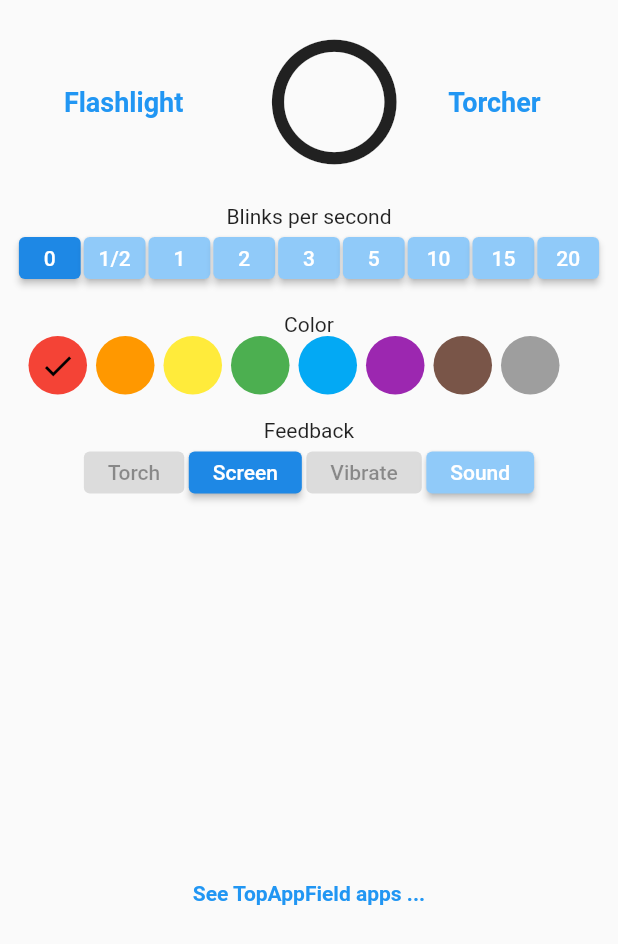
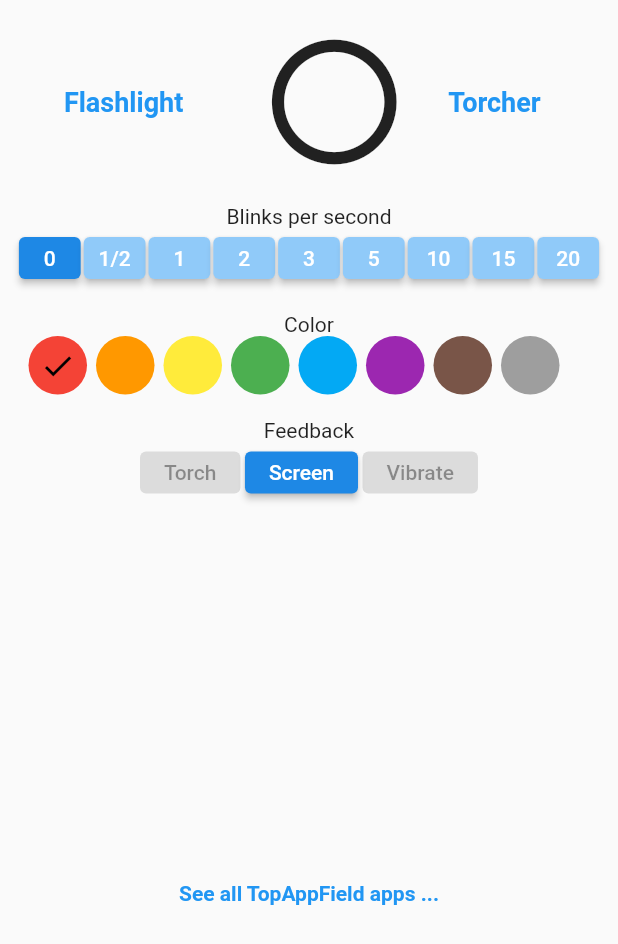
Before and after one commit to topappfield/torcher, a Flutter app: the Dashboard widget shown alone on an empty page, opened directly with empty values, on a phone screen of 412 x 824 dp. Shown: the top 944 px of the screen. Run offline on Flutter 3.47's test engine with Material 2 defaults, Android fonts, the light colour scheme and no system bars; our stand-ins replace vibration; missing offline and left inert: torch_control.

Commit message:
Updates before initial publishing

```diff
--- a/lib/pages/dashboard.dart
+++ b/lib/pages/dashboard.dart
@@ -13,8 +13,7 @@ void launchWeb(String url) async {
 }
 
 class Dashboard extends StatefulWidget {
-  const Dashboard({Key? key, required this.appState, required this.screenState})
-      : super(key: key);
+  const Dashboard({Key? key, required this.appState, required this.screenState}) : super(key: key);
 
   final AppState appState;
   final ScreenState screenState;
@@ -55,8 +54,7 @@ class _DashboardState extends State<Dashboard> {
   }
 
   Widget buildTitle(String title) {
-    const textStyle = TextStyle(
-        fontWeight: FontWeight.bold, fontSize: 18, color: Colors.blue);
+    const textStyle = TextStyle(fontWeight: FontWeight.bold, fontSize: 18, color: Colors.blue);
     return Expanded(
       flex: 2,
       child: InkWell(
@@ -66,15 +64,12 @@ class _DashboardState extends State<Dashboard> {
   }
 
   Widget buildFooter() {
-    const textStyle = TextStyle(
-        fontWeight: FontWeight.bold, fontSize: 14, color: Colors.blue);
+    const textStyle = TextStyle(fontWeight: FontWeight.bold, fontSize: 14, color: Colors.blue);
     return Expanded(
       flex: 2,
       child: InkWell(
-          onTap: () => launchWeb(
-              'https://play.google.com/store/apps/dev?id=5830013704268208202'),
-          child: const Center(
-              child: Text('See TopAppField apps ...', style: textStyle))),
+          onTap: () => launchWeb('https://play.google.com/store/apps/dev?id=5830013704268208202'),
+          child: const Center(child: Text('See all TopAppField apps ...', style: textStyle))),
     );
   }
 
@@ -119,16 +114,10 @@ class _DashboardState extends State<Dashboard> {
           Wrap(spacing: 3.0, children: [
             _buildButtonFeedback('Torch', widget.appState.torchOn,
                 widget.appState.hasTorch ? widget.appState.toggleTorch : null),
-            _buildButtonFeedback('Screen', widget.appState.screenOn,
-                widget.appState.toggleScreen),
-            _buildButtonFeedback(
-                'Vibrate',
-                widget.appState.vibrateOn,
-                widget.appState.hasVibrator
-                    ? widget.appState.toggleVibrate
-                    : null),
-            _buildButtonFeedback(
-                'Sound', widget.appState.soundOn, widget.appState.toggleSound),
+            _buildButtonFeedback('Screen', widget.appState.screenOn, widget.appState.toggleScreen),
+            _buildButtonFeedback('Vibrate', widget.appState.vibrateOn,
+                widget.appState.hasVibrator ? widget.appState.toggleVibrate : null),
+            // _buildButtonFeedback('Sound', widget.appState.soundOn, widget.appState.toggleSound),
           ]),
           const SizedBox(height: 32),
           buildFooter(),
```
Also changed, not shown: icons/IMG_0015.jpg (deleted), icons/IMG_0016.jpg (deleted), icons/IMG_0017.jpeg (deleted), icons/icon.jpg (deleted), icons/icon.png (deleted), icons/image_123986672 (2).JPG (deleted), icons/image_123986672.JPG (deleted), 2 other files.
